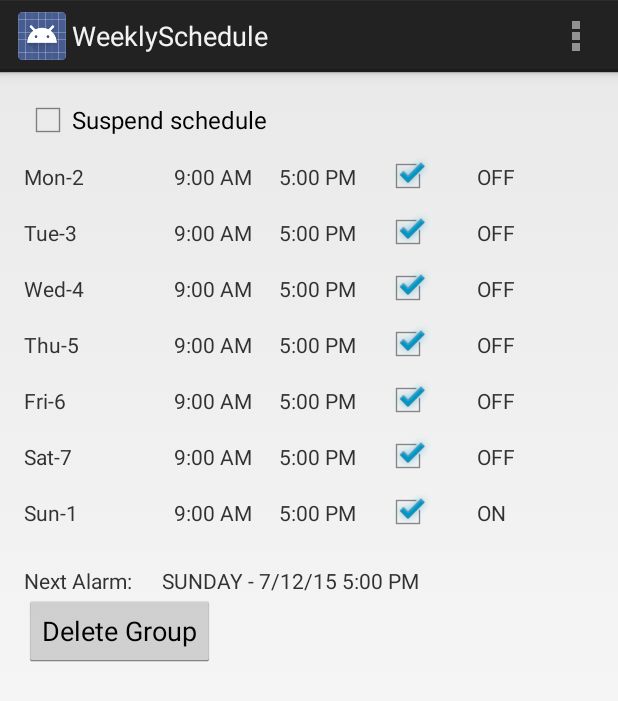
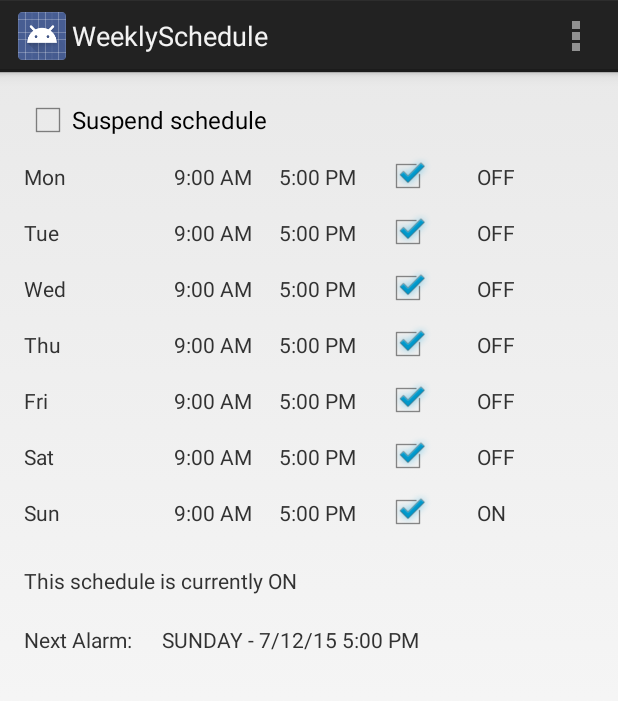
Before and after one commit to alberto234/schedule-alarm-manager, an Android app: the screen it shows after launch (WeeklySchedule), on a phone screen of 412 x 824 dp. Shown: the top 701 px of the screen. Run offline under Robolectric (Android 15) with nearby library versions, the phone set to English and light mode, and no system bars.

Commit message:
+ Added an option for the group to keep track of its overall schedule state. The caller therefore doesn't have to figure this out by calculating the state from the group's schedule. + Made some enhancements to the sample app + Some code cleanup

```diff
--- a/android/ScheduleAlarmManager/Sample/src/main/java/com/scalior/android/schedulealarmmanager/sampleapp/WeeklyScheduleFragment.java
+++ b/android/ScheduleAlarmManager/Sample/src/main/java/com/scalior/android/schedulealarmmanager/sampleapp/WeeklyScheduleFragment.java
@@ -51,6 +51,7 @@ public class WeeklyScheduleFragment extends Fragment {
 
 	private ScheduleRowViews[] m_scheduleRowViewsArray;
 	private TextView m_nextAlarmInfo;
+	private TextView m_groupStateTV;
 	private CheckBox m_suspendAllSchedulesCB;
 	private boolean m_initalizing;
 
@@ -94,6 +95,7 @@ public class WeeklyScheduleFragment extends Fragment {
 		View rootView = inflater.inflate(R.layout.fragment_weekly_schedule, container, false);
 
 		m_nextAlarmInfo = (TextView)rootView.findViewById(R.id.next_alarm_info);
+		m_groupStateTV = (TextView)rootView.findViewById(R.id.group_state);
 		m_suspendAllSchedulesCB = (CheckBox)rootView.findViewById(R.id.sch_group_suspend);
 		m_suspendAllSchedulesCB.setOnCheckedChangeListener(new CompoundButton.OnCheckedChangeListener() {
 			@Override
@@ -216,7 +218,7 @@ public class WeeklyScheduleFragment extends Fragment {
 	 */
 	public interface OnFragmentInteractionListener {
 		// TODO: Update argument type and name
-		public void onFragmentInteraction(Uri uri);
+		void onFragmentInteraction(Uri uri);
 	}
 
 	private void initializeScheduleViews() {
@@ -297,6 +299,17 @@ public class WeeklyScheduleFragment extends Fragment {
 				m_nextAlarmInfo.setText("<None>");
 			}
 
+			// Update the group schedule state
+			m_groupStateTV.setText("This schedule is currently OFF");		// Default to OFF
+			List<ScheduleState> scheduleStateList = m_scheduleMgr.getScheduleStatesByGroupTag(SCHEDULE_GROUP);
+			if (scheduleStateList != null && scheduleStateList.size() > 0) {
+				ScheduleState schedule = scheduleStateList.get(0);
+				if (schedule.isGroupEnabled() &&
+						schedule.getGroupState().equals(SAManager.STATE_ON)) {
+					m_groupStateTV.setText("This schedule is currently ON");
+				}
+			}
+
 			boolean groupState = m_scheduleMgr.getGroupState(SCHEDULE_GROUP);
 			if (groupState) {
 				m_suspendAllSchedulesCB.setChecked(false);
@@ -317,8 +330,7 @@ public class WeeklyScheduleFragment extends Fragment {
 		// Label the days in the appropriate locale
 		String[] shortWeekdays = DateFormatSymbols.getInstance().getShortWeekdays();
 		m_scheduleRowViewsArray[index].m_daytv
-				.setText(shortWeekdays[tempTime.get(Calendar.DAY_OF_WEEK)] +
-						"-" + m_scheduleRowViewsArray[index].m_scheduleId);
+				.setText(shortWeekdays[tempTime.get(Calendar.DAY_OF_WEEK)]);
 
 		setTextAndTagOnTimeView(m_scheduleRowViewsArray[index].m_fromtv, tempTime);
 
@@ -525,6 +537,17 @@ public class WeeklyScheduleFragment extends Fragment {
 			} else {
 				m_nextAlarmInfo.setText("<None>");
 			}
+
+			// Update the group schedule state
+			m_groupStateTV.setText("This schedule is currently OFF");		// Default to OFF
+			List<ScheduleState> scheduleStates = m_scheduleMgr.getScheduleStatesByGroupTag(SCHEDULE_GROUP);
+			if (scheduleStates != null && scheduleStates.size() > 0) {
+				ScheduleState schedule = scheduleStates.get(0);
+				if (schedule.isGroupEnabled() &&
+						schedule.getGroupState().equals(SAManager.STATE_ON)) {
+					m_groupStateTV.setText("This schedule is currently ON");
+				}
+			}
 		}
 	}
 
--- a/android/ScheduleAlarmManager/Sample/src/main/res/layout/fragment_weekly_schedule.xml
+++ b/android/ScheduleAlarmManager/Sample/src/main/res/layout/fragment_weekly_schedule.xml
@@ -224,6 +224,28 @@
 
     <LinearLayout
         android:orientation="horizontal"
+        android:layout_width="match_parent"
+        android:layout_height="wrap_content">
+
+        <Button
+            android:layout_width="wrap_content"
+            android:layout_height="wrap_content"
+            android:id="@+id/delete_schedule_group"
+            android:text="Delete Group"
+            android:visibility="gone" />
+
+        <TextView
+            android:layout_width="wrap_content"
+            android:layout_height="wrap_content"
+            android:textAppearance="?android:attr/textAppearanceSmall"
+            android:text="Online"
+            android:id="@+id/group_state"
+            android:layout_marginTop="20dp" />
+
+    </LinearLayout>
+
+    <LinearLayout
+        android:orientation="horizontal"
         android:layout_width="wrap_content"
         android:layout_height="wrap_content"
         android:layout_marginTop="20dp">
@@ -241,9 +263,4 @@
             android:layout_marginLeft="20dp"/>
     </LinearLayout>
 
-    <Button
-        android:layout_width="wrap_content"
-        android:layout_height="wrap_content"
-        android:id="@+id/delete_schedule_group"
-        android:text="Delete Group"/>
 </LinearLayout>
--- a/android/ScheduleAlarmManager/ScheduleAlarmManager/src/main/java/com/scalior/schedulealarmmanager/AlarmProcessingUtil.java
+++ b/android/ScheduleAlarmManager/ScheduleAlarmManager/src/main/java/com/scalior/schedulealarmmanager/AlarmProcessingUtil.java
@@ -33,6 +33,8 @@ import android.util.SparseArray;
 
 import com.scalior.schedulealarmmanager.database.SAMSQLiteHelper;
 import com.scalior.schedulealarmmanager.model.Event;
+import com.scalior.schedulealarmmanager.model.Schedule;
+import com.scalior.schedulealarmmanager.model.ScheduleGroup;
 import com.scalior.schedulealarmmanager.modelholder.ScheduleEvent;
 
 import java.text.DateFormat;
@@ -170,6 +172,9 @@ public class AlarmProcessingUtil {
 			    }
 		    }
 	    }
+
+        // Update groups with their current schedule state
+        updateGroupState();
 
 	    m_nextScheduleEvent = m_dbHelper.getNextEvent();
         setAlarmForEvent(m_nextScheduleEvent);
@@ -332,4 +337,34 @@ public class AlarmProcessingUtil {
 			m_invokeCallback = true;
 		}
 	}
+
+
+    /**
+     * Helper method to compute the overall schedule state for a group.
+     * Schedules that are not in a group don't factor here.
+     */
+    private void updateGroupState() {
+        List<ScheduleGroup> groups = m_dbHelper.getAllScheduleGroups();
+
+        if (groups == null) {
+            return;
+        }
+
+        for (ScheduleGroup group : groups) {
+            String groupState = SAManager.STATE_OFF;
+            List<Schedule> schedules = m_dbHelper.getSchedulesByGroupId(group.getId());
+            if (schedules == null) {
+                continue;
+            }
+
+            for (Schedule schedule : schedules) {
+                if (schedule.getState().equals(SAManager.STATE_ON)) {
+                    groupState = SAManager.STATE_ON;
+                    break;
+                }
+            }
+            group.setOverallState(groupState);
+            m_dbHelper.addOrUpdateScheduleGroup(group);
+        }
+    }
 }
--- a/android/ScheduleAlarmManager/ScheduleAlarmManager/src/main/java/com/scalior/schedulealarmmanager/SAManager.java
+++ b/android/ScheduleAlarmManager/ScheduleAlarmManager/src/main/java/com/scalior/schedulealarmmanager/SAManager.java
@@ -407,6 +407,14 @@ public class SAManager {
 
 	/**
 	 * Description:
+	 * 		Force the computation of the schedule states
+	 */
+	public void refreshScheduleStates() {
+		m_alarmProcessor.updateScheduleStates(null);
+	}
+
+	/**
+	 * Description:
 	 *  Method to get the schedule for the next alarm
 	 *
 	*/
--- a/android/ScheduleAlarmManager/ScheduleAlarmManager/src/main/java/com/scalior/schedulealarmmanager/ScheduleState.java
+++ b/android/ScheduleAlarmManager/ScheduleAlarmManager/src/main/java/com/scalior/schedulealarmmanager/ScheduleState.java
@@ -32,13 +32,14 @@ import java.util.Calendar;
  * The interface is used to provide details about a schedule's state to the user
  */
 public interface ScheduleState {
-	public long getScheduleId();
-	public Calendar getStartTime();
-	public int getDuration();
-	public int getRepeatType();
-	public String getTag();
-	public String getState();
-	public boolean isDisabled();
-	public String getGroupTag();
-	public boolean isGroupEnabled();
+	long getScheduleId();
+	Calendar getStartTime();
+	int getDuration();
+	int getRepeatType();
+	String getTag();
+	String getState();
+	boolean isDisabled();
+	String getGroupTag();
+	boolean isGroupEnabled();
+	String getGroupState();
 }
--- a/android/ScheduleAlarmManager/ScheduleAlarmManager/src/main/java/com/scalior/schedulealarmmanager/database/SAMSQLiteHelper.java
+++ b/android/ScheduleAlarmManager/ScheduleAlarmManager/src/main/java/com/scalior/schedulealarmmanager/database/SAMSQLiteHelper.java
@@ -60,7 +60,7 @@ public class SAMSQLiteHelper extends SQLiteOpenHelper {
 
     // Database information
     private static final String DATABASE_NAME = "scheduleeventmanager.db";
-    private static final int DATABASE_VERSION = 5;
+    private static final int DATABASE_VERSION = 6;
 
     // Tables:
     //		Database Creation ID:
@@ -77,11 +77,13 @@ public class SAMSQLiteHelper extends SQLiteOpenHelper {
 	public static final String SCHEDULEGROUP_ID = "_id";
 	public static final String SCHEDULEGROUP_TAG = "tag";
 	public static final String SCHEDULEGROUP_ENABLED_FL = "enabled";
+    public static final String SCHEDULEGROUP_OVERALL_STATE = "overallstate";
 	private static final String TABLE_SCHEDULEGROUP_CREATE = "create table " +
 			TABLE_SCHEDULEGROUP + " (" +
 			SCHEDULEGROUP_ID + " integer primary key autoincrement, " +
 			SCHEDULEGROUP_TAG + " text not null, " +
-			SCHEDULEGROUP_ENABLED_FL + " boolean not null);";
+			SCHEDULEGROUP_ENABLED_FL + " boolean not null, " +
+            SCHEDULEGROUP_OVERALL_STATE + " text );";
 
 	//		Schedule
     public static final String TABLE_SCHEDULE = "schedule";
@@ -644,7 +646,7 @@ public class SAMSQLiteHelper extends SQLiteOpenHelper {
 
 			Cursor cursor = database.query(TABLE_SCHEDULE,
 					columns,
-					selection.toString(),
+					selection,
 					null, null, null, null);
 
 			List<Schedule> schedules = extractSchedulesFromCursor(cursor);
@@ -679,20 +681,22 @@ public class SAMSQLiteHelper extends SQLiteOpenHelper {
 			String selection = SCHEDULEGROUP_ID + " = " + group.getId();
 
 			Cursor cursor = database.query(TABLE_SCHEDULEGROUP,
-					columns,
-					selection,
-					null, null, null, null);
+                    columns,
+                    selection,
+                    null, null, null, null);
 
 			if (cursor.getCount() == 1) {
 				// Update fields that change.
 				ContentValues values = new ContentValues();
 				values.put(SCHEDULEGROUP_ENABLED_FL, group.isEnabled());
+                values.put(SCHEDULEGROUP_OVERALL_STATE, group.getOverallState());
 				database.update(TABLE_SCHEDULEGROUP, values, selection, null);
 				retVal = group.getId();
 			} else if (cursor.getCount() == 0) {
 				ContentValues values = new ContentValues();
 				values.put(SCHEDULEGROUP_TAG, group.getTag());
 				values.put(SCHEDULEGROUP_ENABLED_FL, group.isEnabled());
+                values.put(SCHEDULEGROUP_OVERALL_STATE, group.getOverallState());
 				retVal = database.insert(TABLE_SCHEDULEGROUP, null, values);
 				group.setId(retVal);
 			}
@@ -716,12 +720,13 @@ public class SAMSQLiteHelper extends SQLiteOpenHelper {
 		if (id > 0) {
 			SQLiteDatabase database = getReadableDatabase();
 
-			String[] columns = {SCHEDULEGROUP_ID, SCHEDULEGROUP_TAG, SCHEDULEGROUP_ENABLED_FL};
+			String[] columns = {SCHEDULEGROUP_ID, SCHEDULEGROUP_TAG, SCHEDULEGROUP_ENABLED_FL,
+                                SCHEDULEGROUP_OVERALL_STATE};
 			String selection = SCHEDULEGROUP_ID + " = " + id;
 
 			Cursor cursor = database.query(TABLE_SCHEDULEGROUP,
 					columns,
-					selection.toString(),
+					selection,
 					null, null, null, null);
 
 			if (cursor.getCount() > 0) {
@@ -729,6 +734,7 @@ public class SAMSQLiteHelper extends SQLiteOpenHelper {
 				group = new ScheduleGroup(cursor.getString(cursor.getColumnIndex(SCHEDULEGROUP_TAG)),
 						cursor.getInt(cursor.getColumnIndex(SCHEDULEGROUP_ENABLED_FL)) == 1);
 				group.setId(id);
+                group.setOverallState(cursor.getString(cursor.getColumnIndex(SCHEDULEGROUP_OVERALL_STATE)));
 			}
 			cursor.close();
 			database.close();
@@ -1027,7 +1033,44 @@ public class SAMSQLiteHelper extends SQLiteOpenHelper {
 		return success;
 	}
 
-	/**
+    /**
+     * Description:
+     * 		Returns all the groups in the system.
+     *
+     * @return The list of ScheduleGroups, or null if none is exists
+     */
+    public List<ScheduleGroup> getAllScheduleGroups() {
+
+        String[] columns = {SCHEDULEGROUP_ID, SCHEDULEGROUP_TAG, SCHEDULEGROUP_ENABLED_FL,
+                SCHEDULEGROUP_OVERALL_STATE};
+
+        SQLiteDatabase database = getReadableDatabase();
+        Cursor cursor = database.query(TABLE_SCHEDULEGROUP, columns, null, null, null, null, null);
+
+        ArrayList<ScheduleGroup> groups = null;
+
+        if (cursor.getCount() > 0) {
+            cursor.moveToFirst();
+
+            groups = new ArrayList<ScheduleGroup>();
+
+            while (!cursor.isAfterLast()) {
+
+               ScheduleGroup group = new ScheduleGroup(cursor.getString(cursor.getColumnIndex(SCHEDULEGROUP_TAG)),
+                        cursor.getInt(cursor.getColumnIndex(SCHEDULEGROUP_ENABLED_FL)) == 1);
+               group.setId(cursor.getLong(cursor.getColumnIndex(SCHEDULEGROUP_ID)));
+               group.setOverallState(cursor.getString(cursor.getColumnIndex(SCHEDULEGROUP_OVERALL_STATE)));
+
+               groups.add(group);
+               cursor.moveToNext();
+            }
+        }
+
+        return groups;
+    }
+
+
+    /**
 	 * Helper method to populate an ArrayList of schedules given a database cursor
 	 * @param cursor
 	 * @return
--- a/android/ScheduleAlarmManager/ScheduleAlarmManager/src/main/java/com/scalior/schedulealarmmanager/model/Schedule.java
+++ b/android/ScheduleAlarmManager/ScheduleAlarmManager/src/main/java/com/scalior/schedulealarmmanager/model/Schedule.java
@@ -62,7 +62,7 @@ public class Schedule implements ScheduleState {
 	@Override
 	public long getScheduleId() {
 		return m_id;
-	};
+	}
 
 	@Override
 	public Calendar getStartTime() {
@@ -110,6 +110,14 @@ public class Schedule implements ScheduleState {
 
 		// If a group is not found, this is not part of a group so return true
 		return true;
+	}
+
+	@Override
+	public String getGroupState() {
+		if (getGroup() != null) {
+			return getGroup().getOverallState();
+		}
+		return null;
 	}
 
 	// Other getters and setters
--- a/android/ScheduleAlarmManager/ScheduleAlarmManager/src/main/java/com/scalior/schedulealarmmanager/model/ScheduleGroup.java
+++ b/android/ScheduleAlarmManager/ScheduleAlarmManager/src/main/java/com/scalior/schedulealarmmanager/model/ScheduleGroup.java
@@ -7,6 +7,7 @@ public class ScheduleGroup {
 	private long m_id;
 	private String m_tag;
 	private boolean m_enabled;
+	private String m_overallState;
 
 
 	public ScheduleGroup(String tag, boolean enabled) {
@@ -40,4 +41,12 @@ public class ScheduleGroup {
 		m_id = id;
 	}
 
+	public void setOverallState(String overallState) {
+		m_overallState = overallState;
+	}
+
+	public String getOverallState() {
+		return m_overallState;
+	}
+
 }
```
Also changed, not shown: 1 other file.
